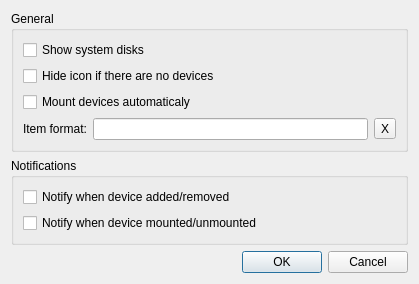
Above: src/settingsdialog.ui from limansky/tinymount before the change. Below: the same form after it.
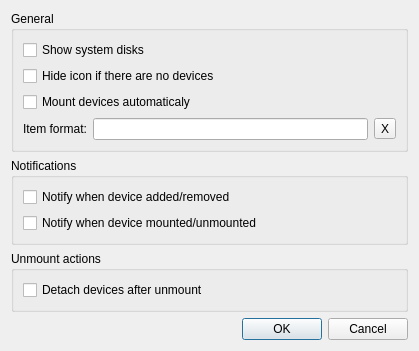
That is the form after the change.

Commit message: Add device detaching.

```diff
--- a/src/settingsdialog.ui
+++ b/src/settingsdialog.ui
@@ -7,7 +7,7 @@
     <x>0</x>
     <y>0</y>
     <width>419</width>
-    <height>267</height>
+    <height>328</height>
    </rect>
   </property>
   <property name="windowTitle">
@@ -105,6 +105,22 @@
      </layout>
     </widget>
    </item>
+   <item>
+    <widget class="QGroupBox" name="unmountGroupBox">
+     <property name="title">
+      <string>Unmount actions</string>
+     </property>
+     <layout class="QVBoxLayout" name="verticalLayout_4">
+      <item>
+       <widget class="QCheckBox" name="detach">
+        <property name="text">
+         <string>Detach devices after unmount</string>
+        </property>
+       </widget>
+      </item>
+     </layout>
+    </widget>
+   </item>
    <item>
     <widget class="QDialogButtonBox" name="buttonBox">
      <property name="orientation">
```
The commit also changes 6 other files.
